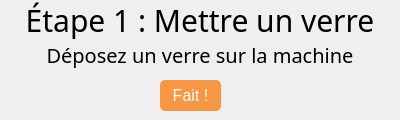
Before: the Qt Designer form RaspberryPi/GUI/cocktailStep1Button.ui in Nico-GYW/cocktail_machine, drawn with Qt 5.
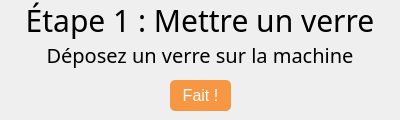
After: the same form once the commit is applied.

Patch:
```diff
--- a/RaspberryPi/GUI/cocktailStep1Button.ui
+++ b/RaspberryPi/GUI/cocktailStep1Button.ui
@@ -65,7 +65,7 @@
   <widget class="QPushButton" name="button_1">
    <property name="geometry">
     <rect>
-     <x>160</x>
+     <x>170</x>
      <y>80</y>
      <width>61</width>
      <height>31</height>
```
